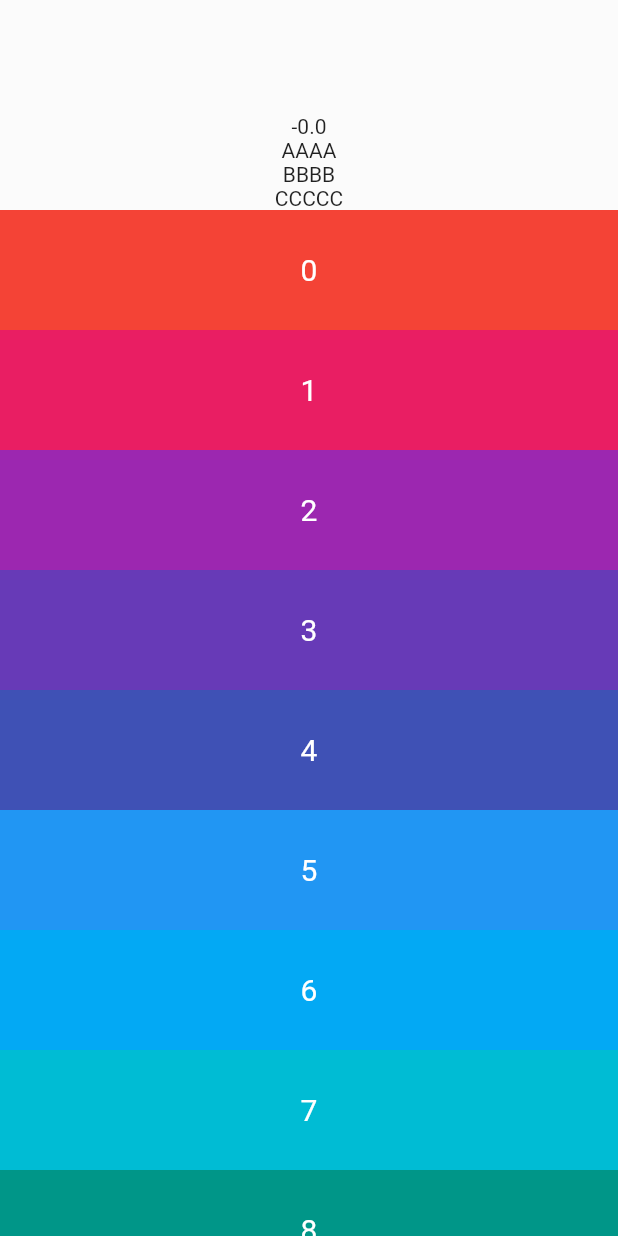
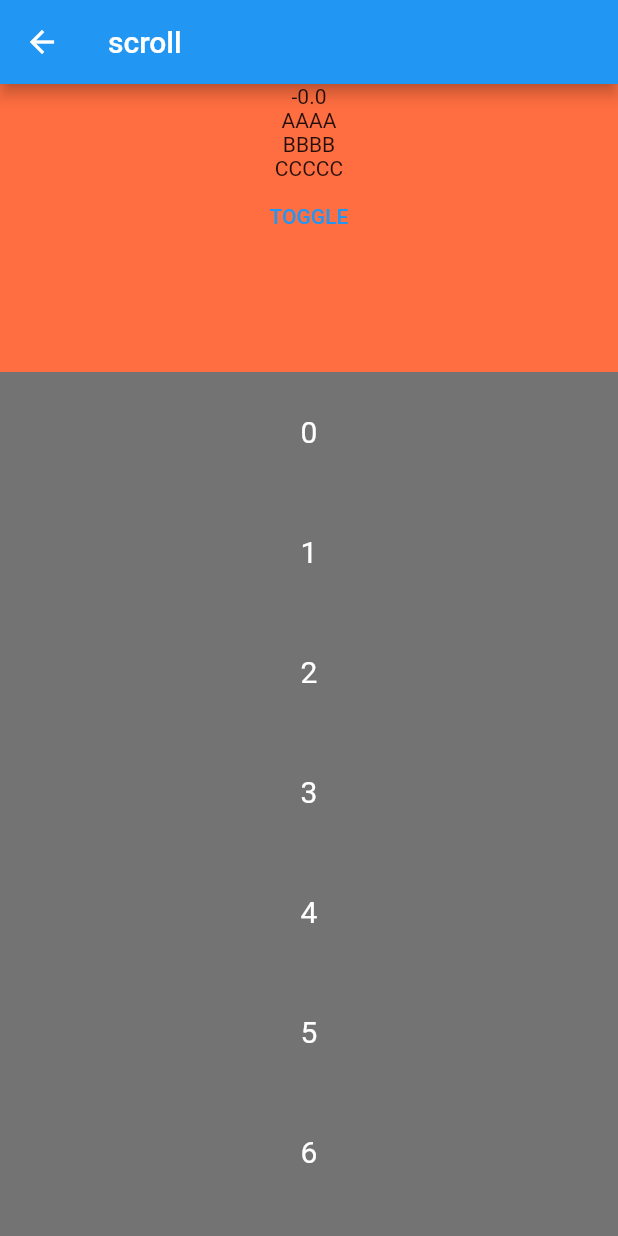
Before and after one commit to sad-xu/miao_app, a Flutter app: the ScrollPage screen opened directly, after a tap on "CustomHeaderScrollPage", on a phone screen of 412 x 824 dp. Run offline on Flutter 3.47's test engine with Material 2 defaults, Android fonts, the phone set to English and light mode, and no system bars.

Commit message:
Add custom_header_scroll_2

```diff
--- a/lib/pages/scroll/custom_header_scroll_page.dart
+++ b/lib/pages/scroll/custom_header_scroll_page.dart
@@ -8,21 +8,39 @@ class CustomHeaderScrollPage extends StatefulWidget {
   State<CustomHeaderScrollPage> createState() => _CustomHeaderScrollPageState();
 }
 
-class _CustomHeaderScrollPageState extends State<CustomHeaderScrollPage>
-    with TickerProviderStateMixin {
-  static double headerHeight = 140;
+class _CustomHeaderScrollPageState extends State<CustomHeaderScrollPage> {
+  ///滚动高度 [0, -xx]
+  double _top = 0.0;
 
-  double _top = 0.0;
+  ///头部展开
+  bool _isToggle = false;
+
+  ///展开key
+  final _headerMaxKey = GlobalKey();
+
+  ///收起key
+  final _headerMinKey = GlobalKey();
+
+  ///头部高度 大
+  double _headerMaxHeight = 20;
+
+  ///头部高度 小
+  double _headerMinHeight = 10;
 
   @override
   void initState() {
     super.initState();
+    _calcHeaderMaxHeight();
+    _calcHeaderMinHeight();
   }
 
+  ///滚动监听
   bool _onNotification(ScrollNotification notification) {
+    // print(notification.depth);
     if (notification is ScrollUpdateNotification) {
       // print('update-${notification.scrollDelta}');
-      final double temp = (_top - notification.scrollDelta!).clamp(-100, 0.0);
+      final double temp = (_top - notification.scrollDelta!)
+          .clamp(_headerMinHeight - _headerMaxHeight, 0.0);
       if (temp != _top) {
         setState(() {
           _top = temp;
@@ -32,39 +50,94 @@ class _CustomHeaderScrollPageState extends State<CustomHeaderScrollPage>
     // else if (notification is ScrollStartNotification) {
     //   print('start-${notification.dragDetails?.globalPosition}');
     // }
-    print(_top);
+    // print(_top);
     return true;
+  }
+
+  ///计算头部max高度
+  void _calcHeaderMaxHeight() {
+    WidgetsBinding.instance.addPostFrameCallback((_) {
+      setState(() {
+        _headerMaxHeight = _headerMaxKey.currentContext!.size!.height;
+      });
+    });
+  }
+
+  ///计算头部min高度
+  void _calcHeaderMinHeight() {
+    WidgetsBinding.instance.addPostFrameCallback((_) {
+      setState(() {
+        _headerMinHeight = _headerMinKey.currentContext!.size!.height;
+      });
+    });
+  }
+
+  Widget _headerWidget(double percent) {
+    return Stack(alignment: Alignment.bottomCenter, children: [
+      ///min
+      Opacity(
+          opacity: percent,
+          child: Container(
+              key: _headerMinKey,
+              height: 100,
+              width: double.infinity,
+              color: Colors.yellow,
+              child: Text('$percent'))),
+
+      ///max
+      Opacity(
+          opacity: 1 - percent,
+          child: SizedBox(
+            height: _headerMaxHeight + _top,
+            child: ListView(
+              children: [
+                Container(
+                  key: _headerMaxKey,
+                  color: Colors.deepOrangeAccent,
+                  width: double.infinity,
+                  child: Column(
+                    children: [
+                      Text('${percent}'),
+                      Text('AAAA'),
+                      Text('BBBB'),
+                      Text('CCCCC'),
+                      TextButton(
+                          onPressed: () {
+                            _calcHeaderMaxHeight();
+                            setState(() {
+                              _isToggle = !_isToggle;
+                            });
+                          },
+                          child: Text('TOGGLE')),
+                      SizedBox(height: _isToggle ? 180 : 80)
+                    ],
+                  ),
+                )
+              ],
+            ),
+          )),
+    ]);
   }
 
   @override
   Widget build(BuildContext context) {
-    return SafeArea(
-        top: true,
-        bottom: true,
-        child: Scaffold(
-            body: NotificationListener(
+    return Scaffold(
+        appBar: AppBar(
+          title: const Text('scroll'),
+        ),
+        body: Column(
+          children: [
+            _headerWidget(_top / (_headerMinHeight - _headerMaxHeight)),
+            Expanded(
+                child: NotificationListener(
                     onNotification: _onNotification,
-          child: Stack(
-            children: [
-              Positioned(
-                top: _top,
-                left: 0.0,
-                right: 0.0,
-                bottom: 0.0,
-                child: Column(
-                  children: [
-                    Container(
-                      height: headerHeight,
-                      color: Colors.white12,
-                      child: CustomHeader(percent: _top * -1),
-                    ),
-                    Expanded(
                     child: ListView.builder(
+                      padding: EdgeInsets.zero,
                       itemBuilder: (context, index) {
                         return Container(
                           height: 80,
-                            color: Colors
-                                .primaries[index % Colors.primaries.length],
+                          // color: Colors.primaries[index % Colors.primaries.length],
+                          color: Colors.black54,
                           alignment: Alignment.center,
                           child: Text(
                             '$index',
@@ -74,46 +147,8 @@ class _CustomHeaderScrollPageState extends State<CustomHeaderScrollPage>
                         );
                       },
                       itemCount: 20,
-                      ),
-                    )
+                    )))
           ],
-                ),
-              )
-            ],
-          ),
-        )));
+        ));
   }
 }
-
-class CustomHeader extends StatelessWidget {
-  final double percent;
-  const CustomHeader({Key? key, required this.percent}) : super(key: key);
-
-  @override
-  Widget build(BuildContext context) {
-    return Stack(alignment: Alignment.bottomCenter, children: [
-      Opacity(
-        opacity: percent / 100,
-        child: Column(
-          mainAxisAlignment: MainAxisAlignment.end,
-          children: [
-            Row(
-              children: [Text('$percent'), Text('AAAA')],
-            )
-          ],
-        ),
-      ),
-      Opacity(
-          opacity: (100 - percent) / 100,
-          child: Column(
-            mainAxisAlignment: MainAxisAlignment.end,
-            children: [
-              Text('$percent'),
-              Text('AAAA'),
-              Text('BBBB'),
-              Text('CCCCC')
-            ],
-          )),
-    ]);
-  }
-}
--- a/lib/pages/scroll/scroll_page.dart
+++ b/lib/pages/scroll/scroll_page.dart
@@ -2,6 +2,7 @@ import 'package:flutter/material.dart';
 import 'package:miao_app/pages/scroll/search_scroll.dart';
 
 import '../../router/navigator_utils.dart';
+import 'custom_header_scroll_2_page.dart';
 import 'custom_header_scroll_page.dart';
 import 'index_list_page.dart';
 import 'nested_scroll_page.dart';
@@ -49,6 +50,14 @@ class _ScrollPageState extends State<ScrollPage> {
                     CustomHeaderScrollPage.pageName);
               },
               child: const Text('CustomHeaderScrollPage')),
+          TextButton(
+              onPressed: () {
+                NavigatorUtils.defaultPush(
+                    context,
+                    const CustomHeaderScroll2Page(),
+                    CustomHeaderScroll2Page.pageName);
+              },
+              child: const Text('CustomHeaderScroll2Page')),
         ],
       ),
     );
```
Also changed, not shown: lib/pages/scroll/custom_header_scroll_2_page.dart (added, +236 -0 lines). Lines whose indentation alone changed are shown as unchanged.
